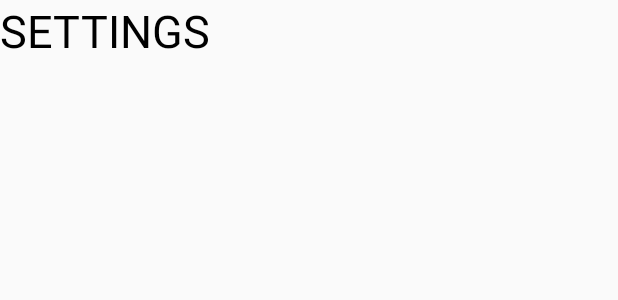
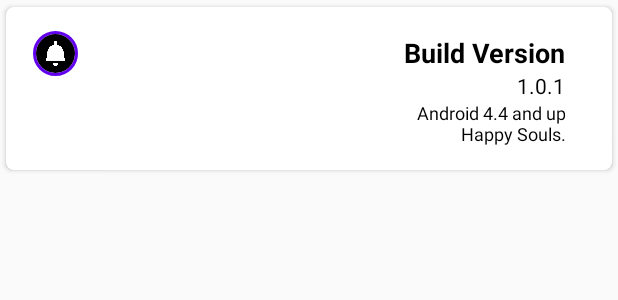
Before and after one commit to Karma8o1/FinalPrivate, an Android app: the layout fragment_settings.xml on its own in the app's theme, with its tools: preview values and no code run, on a phone screen of 412 x 824 dp. Shown: the top 300 px of the screen. Run offline under Robolectric (Android 15) with nearby library versions, the phone set to English and light mode, and no system bars.

Commit message:
FINALIZING PROJECT

```diff
--- a/app/src/main/res/layout/fragment_settings.xml
+++ b/app/src/main/res/layout/fragment_settings.xml
@@ -1,16 +1,75 @@
 <?xml version="1.0" encoding="utf-8"?>
-<RelativeLayout xmlns:android="http://schemas.android.com/apk/res/android"
-    xmlns:tools="http://schemas.android.com/tools"
+<androidx.cardview.widget.CardView xmlns:android="http://schemas.android.com/apk/res/android"
     android:layout_width="match_parent"
-    android:layout_height="match_parent"
-    tools:context=".settings">
+    android:layout_height="wrap_content"
+    xmlns:app="http://schemas.android.com/apk/res-auto"
+    app:cardCornerRadius="5dp"
+    android:elevation="4sp"
+    app:cardBackgroundColor="@color/white"
+    app:cardUseCompatPadding="true">
 
-    <TextView
+    <RelativeLayout
         android:layout_width="match_parent"
         android:layout_height="wrap_content"
-        android:id="@+id/title"
-        android:text="SETTINGS"
-        android:textSize="30sp"
-        android:textColor="@color/black"/>
+        android:padding="16dp">
 
-</RelativeLayout>
+
+        <de.hdodenhof.circleimageview.CircleImageView
+            android:id="@+id/img1"
+            android:layout_width="30dp"
+            app:civ_border_color="@color/design_default_color_primary"
+            app:civ_border_width="2sp"
+            android:layout_height="30dp"
+            android:layout_alignParentStart="true"
+            android:layout_alignParentTop="true"
+            android:layout_marginStart="2dp"
+            android:layout_marginEnd="2sp"
+            android:layout_marginTop="0dp"
+            android:src="@drawable/info"
+            android:layout_centerVertical="true"/>
+
+        <TextView
+            android:id="@+id/t1"
+            android:layout_width="match_parent"
+            android:layout_height="wrap_content"
+            android:text="Build Version"
+            android:layout_marginLeft="4dp"
+            android:gravity="right"
+            android:textColor="#000"
+            android:textSize="18dp"
+            android:layout_marginEnd="15sp"
+            android:textStyle="bold"
+            android:layout_toRightOf="@id/img1"
+            android:layout_marginTop="2sp"
+            android:layout_marginStart="5sp"
+            />
+
+        <TextView
+            android:id="@+id/t2"
+            android:layout_width="match_parent"
+            android:layout_height="wrap_content"
+            android:layout_marginLeft="4dp"
+            android:layout_toRightOf="@id/img1"
+            android:layout_below="@+id/t1"
+            android:text="1.0.1"
+            android:textColor="@color/black"
+            android:textSize="14dp"
+            android:layout_marginEnd="15sp"
+            android:gravity="right"/>
+        <TextView
+            android:id="@+id/t3"
+            android:layout_width="match_parent"
+            android:layout_height="wrap_content"
+            android:layout_marginLeft="4dp"
+            android:layout_toRightOf="@id/img1"
+            android:layout_below="@+id/t2"
+            android:text="Android 4.4 and up\nHappy Souls."
+            android:gravity="right"
+            android:textSize="12sp"
+            android:textColor="@color/black"
+            android:layout_marginEnd="15sp"/>
+
+
+    </RelativeLayout>
+
+</androidx.cardview.widget.CardView>
```
Also changed, not shown: app/src/main/res/drawable/info.png (added).
